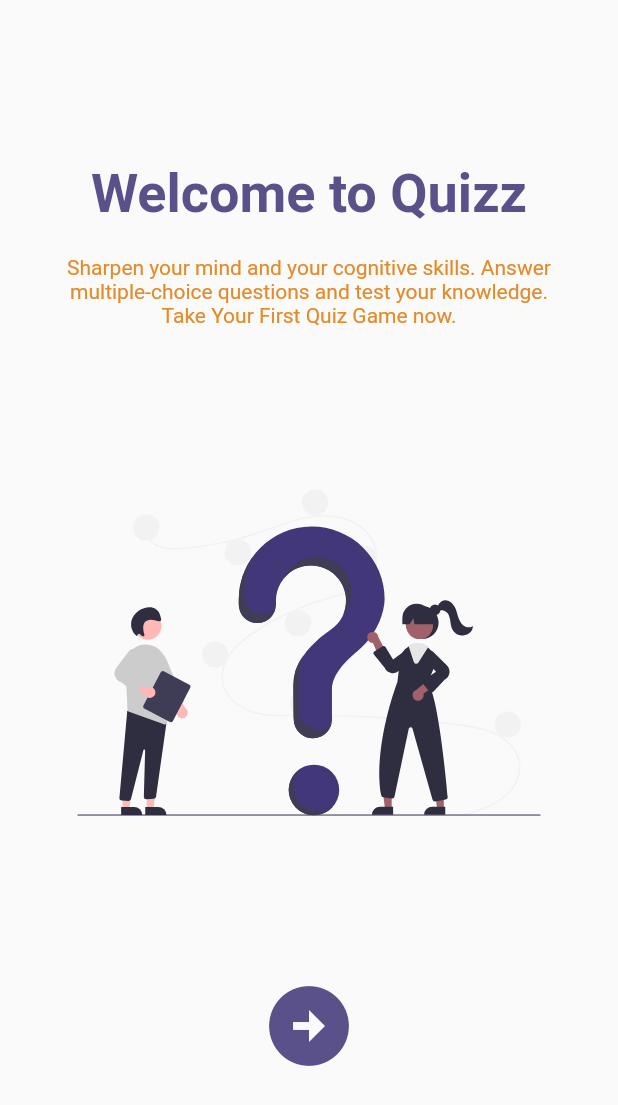
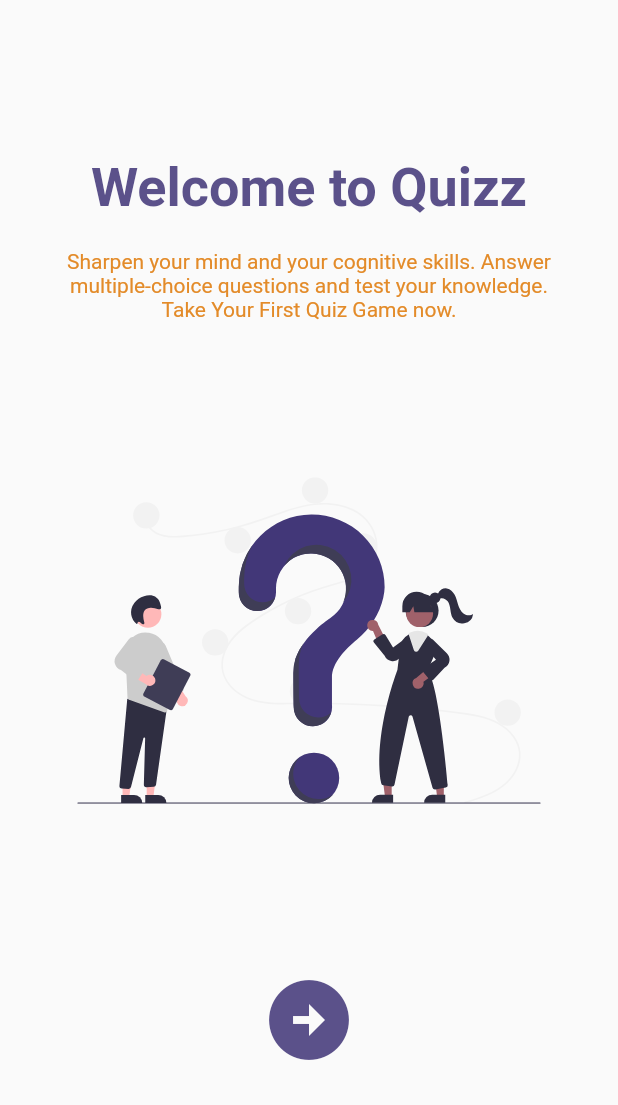
Before and after one commit to jhonny1994/quizz, a Flutter app: the screen it shows after launch, on a phone screen of 412 x 824 dp. Shown: the top 1105 px of the screen. Run offline on Flutter 3.47's test engine with Material 2 defaults, Android fonts, the phone set to English and light mode, and no system bars; our stand-ins replace auto_size_text, flutter_svg, internet_connection_checker, quickalert, shared_preferences.

```diff
--- a/lib/screens/onboarding.dart
+++ b/lib/screens/onboarding.dart
@@ -1,5 +1,6 @@
 import 'package:flutter/material.dart';
 import 'package:flutter_svg/flutter_svg.dart';
+import 'package:internet_connection_checker/internet_connection_checker.dart';
 import 'package:quizz/constants.dart';
 import 'package:quizz/screens/quiz/choosing_difficulty.dart';
 import 'package:shared_preferences/shared_preferences.dart';
@@ -54,21 +55,37 @@ class _OnboardingState extends State<Onboarding> {
               width: MediaQuery.of(context).size.width * 0.75,
             ),
             const Spacer(),
-            InkWell(
-              customBorder: RoundedRectangleBorder(
-                borderRadius: BorderRadius.circular(30),
-              ),
-              onTap: () => Navigator.of(context).pushAndRemoveUntil(
+            StreamBuilder(
+                stream: InternetConnectionChecker().onStatusChange,
+                builder: (context, snapshot) {
+                  final isDeviceConnected = snapshot.data;
+                  if (isDeviceConnected == InternetConnectionStatus.connected) {
+                    return IconButton(
+                      iconSize: 64,
+                      alignment: Alignment.center,
+                      color: primaryColor,
+                      onPressed: () => Navigator.of(context).pushAndRemoveUntil(
                           MaterialPageRoute(
                             builder: (context) => const ChoosingDifficulty(),
                           ),
                           (route) => false),
-              child: const Icon(
-                size: 64,
+                      icon: const Icon(
                         Icons.arrow_circle_right,
-                color: primaryColor,
                       ),
+                    );
+                  } else {
+                    return Container(
+                      padding: const EdgeInsets.all(10.0),
+                      decoration: BoxDecoration(
+                        border: Border.all(color: primaryColor, width: 2),
                       ),
+                      child: const Text(
+                        'Check your internet to start the Quizz',
+                        style: TextStyle(color: secondaryColor, fontSize: 16),
+                      ),
+                    );
+                  }
+                }),
             const Spacer(),
           ],
         ),
--- a/pubspec.yaml
+++ b/pubspec.yaml
@@ -39,6 +39,7 @@ dependencies:
   quickalert: ^1.0.0
   shared_preferences: ^2.0.15
   auto_size_text: ^3.0.0
+  internet_connection_checker: ^0.0.1+4
 
 dev_dependencies:
   flutter_test:
```
Also changed, not shown: pubspec.lock. Lines whose indentation alone changed are shown as unchanged.
